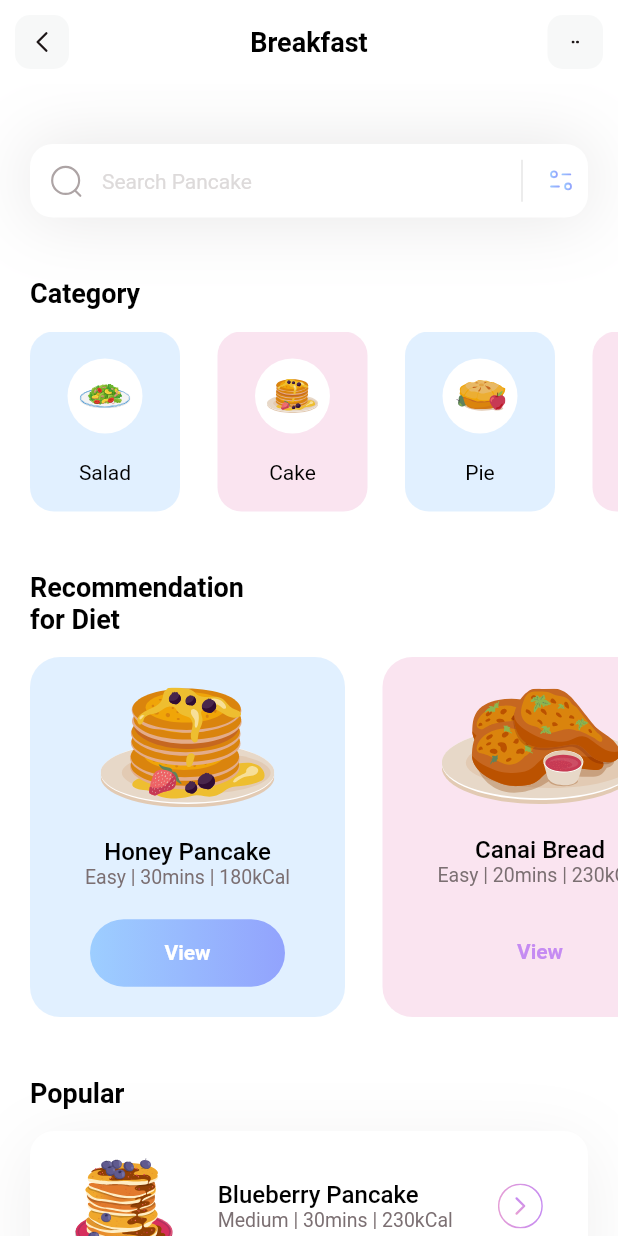
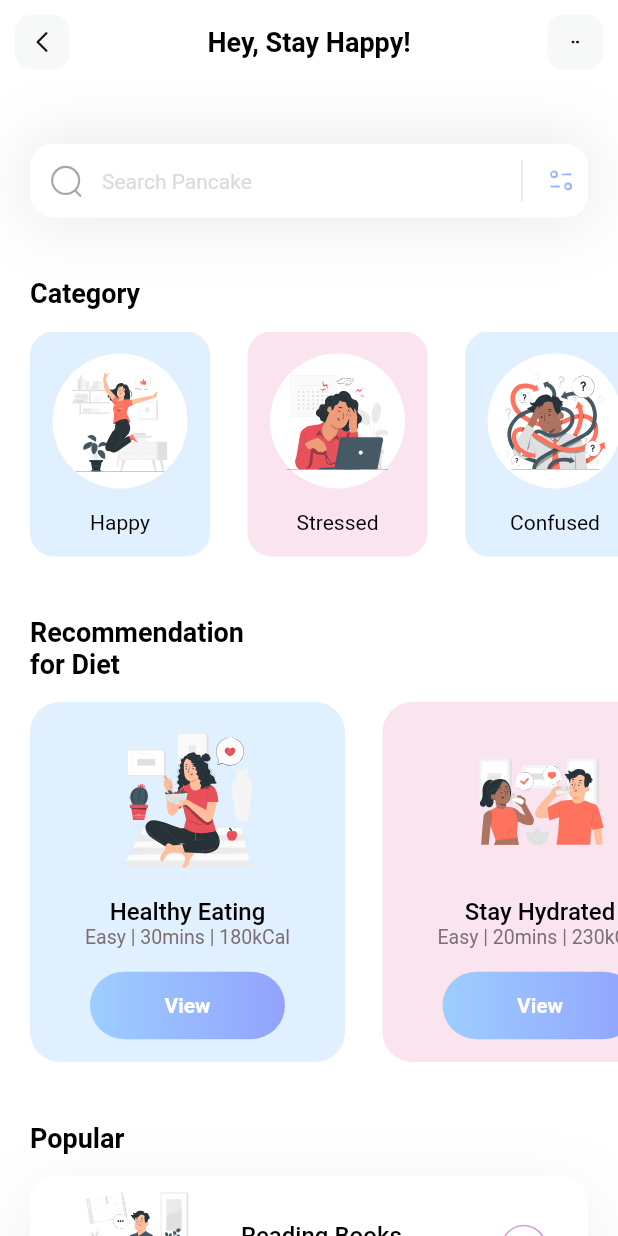
Before and after one commit to neminsheth/mental-health-assistant, a Flutter app: the FoodPage screen opened directly, on a phone screen of 412 x 824 dp. Run offline on Flutter 3.47's test engine with Material 2 defaults, Android fonts, the phone set to English and light mode, and no system bars; our stand-ins replace flashy_tab_bar2, flutter_svg; missing offline and left inert: video_thumbnail_imageview; network calls fail.

Commit message:
UI updated

```diff
--- a/lib/colors.dart
+++ b/lib/colors.dart
@@ -1,9 +1,9 @@
 import 'package:flutter/material.dart';
 
 class AppColors {
-  static const primary = Color(0xFFEDC003);
-  static const primaryLight = Color(0xFFE8D062);
-  static const secondary = Color(0xff6A801B);
+  static const primary = Color(0xffEEA4CE);
+  static const primaryLight = Color(0xffF7F8F8);
+  static const secondary = Color(0xff9DCEFF);
   static const secondaryLight = Color(0xFF8BB06A);
   static const white = Colors.white;
   static const black = Colors.black;
--- a/lib/food.dart
+++ b/lib/food.dart
@@ -58,13 +58,27 @@ class FoodPage extends StatelessWidget {
                 itemBuilder: (context, index) {
                   return Container(
                     height: 100,
+                    decoration: BoxDecoration(
+                        color: popularDiets[index].boxIsSelected ?
+                        Colors.white : Colors.transparent,
+                        borderRadius: BorderRadius.circular(16),
+                        boxShadow: popularDiets[index].boxIsSelected ? [
+                          BoxShadow(
+                              color: const Color(0xff1D1617).withOpacity(0.07),
+                              offset: const Offset(0, 10),
+                              blurRadius: 40,
+                              spreadRadius: 0
+                          )
+                        ] : []
+                    ),
+                    child: SingleChildScrollView(
                       child: Row(
                         mainAxisAlignment: MainAxisAlignment.spaceEvenly,
                         children: [
                           SvgPicture.asset(
                             popularDiets[index].iconPath,
-                          width: 65,
-                          height: 65,
+                            width: 85,
+                            height: 95,
                           ),
                           Column(
                             mainAxisAlignment: MainAxisAlignment.center,
@@ -79,7 +93,7 @@ class FoodPage extends StatelessWidget {
                                 ),
                               ),
                               Text(
-                              popularDiets[index].level + ' | ' + popularDiets[index].duration + ' | ' + popularDiets[index].calorie,
+                                popularDiets[index].level + ' | ' + popularDiets[index].duration + ' | ' + popularDiets[index].recommended,
                                 style: const TextStyle(
                                     color: Color(0xff7B6F72),
                                     fontSize: 13,
@@ -98,18 +112,6 @@ class FoodPage extends StatelessWidget {
                           )
                         ],
                       ),
-                    decoration: BoxDecoration(
-                        color: popularDiets[index].boxIsSelected ?
-                        Colors.white : Colors.transparent,
-                        borderRadius: BorderRadius.circular(16),
-                        boxShadow: popularDiets[index].boxIsSelected ? [
-                          BoxShadow(
-                              color: const Color(0xff1D1617).withOpacity(0.07),
-                              offset: const Offset(0, 10),
-                              blurRadius: 40,
-                              spreadRadius: 0
-                          )
-                        ] : []
                     ),
                   );
                 },
@@ -151,7 +153,11 @@ class FoodPage extends StatelessWidget {
                 child: Column(
                   mainAxisAlignment: MainAxisAlignment.spaceEvenly,
                   children: [
-                    SvgPicture.asset(diets[index].iconPath),
+                    SvgPicture.asset(diets[index].iconPath,
+                    height: 100,
+                    width: 100,
+                    //color: Color(0xffEEA4CE),
+                    ),
                     Column(
                       children: [
                         Text(
@@ -229,7 +235,7 @@ class FoodPage extends StatelessWidget {
         ),
         const SizedBox(height: 15,),
         Container(
-          height: 120,
+          height: 150,
           child: ListView.separated(
             itemCount: categories.length,
             scrollDirection: Axis.horizontal,
@@ -240,7 +246,7 @@ class FoodPage extends StatelessWidget {
             separatorBuilder: (context, index) => const SizedBox(width: 25,),
             itemBuilder: (context, index) {
               return Container(
-                width: 100,
+                width: 120,
                 decoration: BoxDecoration(
                     color: categories[index].boxColor.withOpacity(0.3),
                     borderRadius: BorderRadius.circular(16)
@@ -249,8 +255,8 @@ class FoodPage extends StatelessWidget {
                   mainAxisAlignment: MainAxisAlignment.spaceEvenly,
                   children: [
                     Container(
-                      width: 50,
-                      height: 50,
+                      width: 90,
+                      height: 90,
                       decoration: const BoxDecoration(
                           color: Colors.white,
                           shape: BoxShape.circle
@@ -336,7 +342,7 @@ class FoodPage extends StatelessWidget {
   AppBar appBar() {
     return AppBar(
       title: const Text(
-        'Breakfast',
+        'Hey, Stay Happy!',
         style: TextStyle(
             color: Colors.black,
             fontSize: 18,
--- a/lib/models/category_model.dart
+++ b/lib/models/category_model.dart
@@ -16,32 +16,32 @@ class CategoryModel {
 
     categories.add(
       CategoryModel(
-        name: 'Salad',
-        iconPath: 'assets/icons/plate.svg',
+        name: 'Happy',
+        iconPath: 'assets/icons/happy.svg',
         boxColor: Color(0xff9DCEFF)
       )
     );
 
     categories.add(
       CategoryModel(
-        name: 'Cake',
-        iconPath: 'assets/icons/pancakes.svg',
+        name: 'Stressed',
+        iconPath: 'assets/icons/stressed.svg',
         boxColor: Color(0xffEEA4CE)
       )
     );
 
     categories.add(
       CategoryModel(
-        name: 'Pie',
-        iconPath: 'assets/icons/pie.svg',
+        name: 'Confused',
+        iconPath: 'assets/icons/confused.svg',
         boxColor: Color(0xff9DCEFF)
       )
     );
 
     categories.add(
       CategoryModel(
-        name: 'Smoothies',
-        iconPath: 'assets/icons/orange-snacks.svg',
+        name: 'Tired',
+        iconPath: 'assets/icons/tired.svg',
         boxColor: Color(0xffEEA4CE)
       )
     );
--- a/lib/models/diet_model.dart
+++ b/lib/models/diet_model.dart
@@ -24,8 +24,8 @@ class DietModel {
 
     diets.add(
       DietModel(
-       name: 'Honey Pancake',
-       iconPath: 'assets/icons/honey-pancakes.svg',
+       name: 'Healthy Eating',
+       iconPath: 'assets/icons/eating.svg',
        level: 'Easy',
        duration: '30mins',
        calorie: '180kCal',
@@ -36,12 +36,12 @@ class DietModel {
 
     diets.add(
       DietModel(
-       name: 'Canai Bread',
-       iconPath: 'assets/icons/canai-bread.svg',
+       name: 'Stay Hydrated',
+       iconPath: 'assets/icons/water.svg',
        level: 'Easy',
        duration: '20mins',
        calorie: '230kCal',
-       viewIsSelected: false,
+       viewIsSelected: true,
        boxColor: Color(0xffEEA4CE)
       )
     );
--- a/lib/models/popular_model.dart
+++ b/lib/models/popular_model.dart
@@ -3,7 +3,7 @@ class PopularDietsModel {
   String iconPath;
   String level;
   String duration;
-  String calorie;
+  String recommended;
   bool boxIsSelected;
 
   PopularDietsModel({
@@ -11,7 +11,7 @@ class PopularDietsModel {
     required this.iconPath,
     required this.level,
     required this.duration,
-    required this.calorie,
+    required this.recommended,
     required this.boxIsSelected
   });
 
@@ -20,25 +20,48 @@ class PopularDietsModel {
 
     popularDiets.add(
       PopularDietsModel(
-       name: 'Blueberry Pancake',
-       iconPath: 'assets/icons/blueberry-pancake.svg',
-       level: 'Medium',
+       name: 'Reading Books',
+       iconPath: 'assets/icons/reading.svg',
+       level: 'Meduim',
        duration: '30mins',
-       calorie: '230kCal',
+        recommended: 'Highly',
        boxIsSelected: true,
       )
     );
 
     popularDiets.add(
       PopularDietsModel(
-       name: 'Salmon Nigiri',
-       iconPath: 'assets/icons/salmon-nigiri.svg',
+       name: 'Listening Music',
+       iconPath: 'assets/icons/music.svg',
        level: 'Easy',
        duration: '20mins',
-       calorie: '120kCal',
-       boxIsSelected: false,
+        recommended: 'Highly',
+       boxIsSelected: true,
       )
     );
+
+    popularDiets.add(
+        PopularDietsModel(
+          name: 'Journalling',
+          iconPath: 'assets/icons/journaling.svg',
+          level: 'Medium',
+          duration: '10mins',
+          recommended: 'Highly',
+          boxIsSelected: true,
+        )
+    );
+
+    popularDiets.add(
+        PopularDietsModel(
+          name: 'Meditation',
+          iconPath: 'assets/icons/meditation.svg',
+          level: 'Medium',
+          duration: '45mins',
+          recommended: 'Highly',
+          boxIsSelected: true,
+        )
+    );
+
 
     return popularDiets;
   }
```
Also changed, not shown: assets/icons/confused.svg (added), assets/icons/eating.svg (added), assets/icons/happy.svg (added), assets/icons/journaling.svg (added), assets/icons/meditation.svg (added), assets/icons/music.svg (added), assets/icons/reading.svg (added), assets/icons/stressed.svg (added), assets/icons/tired.svg (added), assets/icons/water.svg (added). Lines whose indentation alone changed are shown as unchanged.
